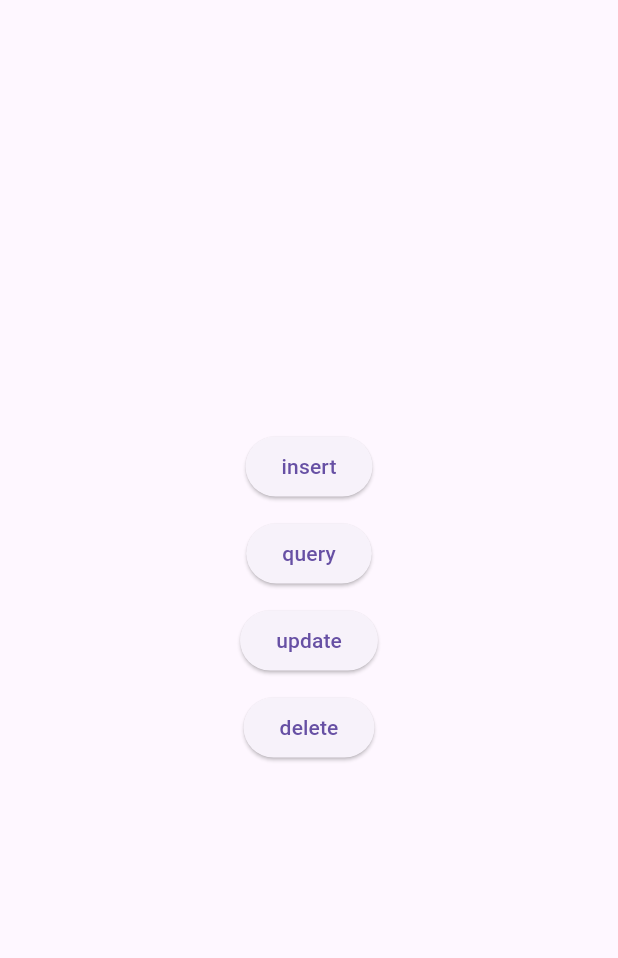
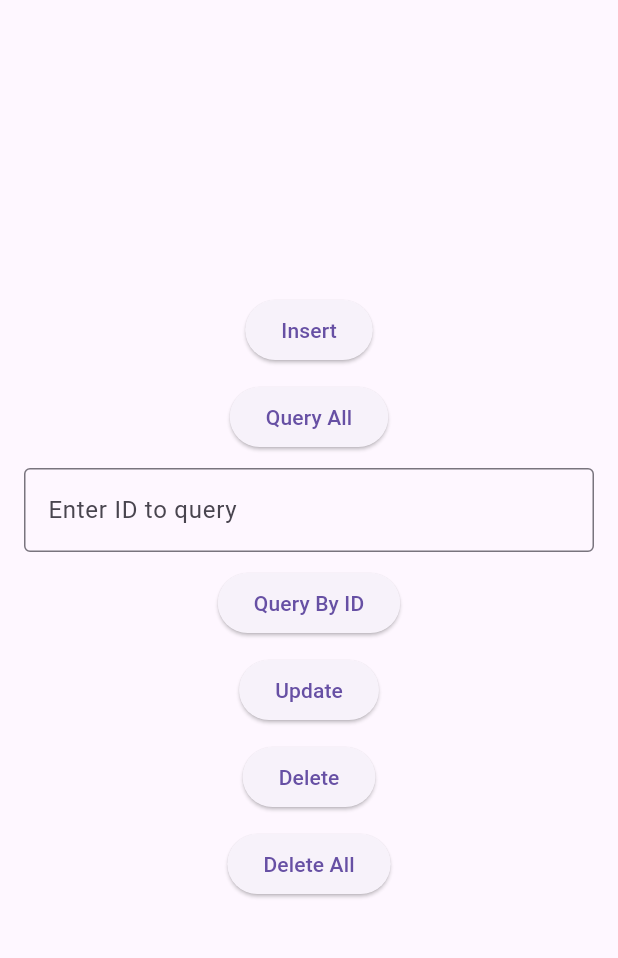
Before and after one commit to IvanJunyu/act9, a Flutter app: the screen it shows after launch, on a phone screen of 412 x 824 dp, the part 63-1021 px from its top. Run offline on Flutter 3.47's test engine with Material 3 defaults, Android fonts, the phone set to English and light mode, and no system bars; our stand-ins replace sqflite; accounts and stored records are empty.

Commit message:
finish project

```diff
--- a/cards/lib/main.dart
+++ b/cards/lib/main.dart
@@ -2,14 +2,17 @@ import 'package:flutter/material.dart';
 import 'database_helper.dart';
 
 final dbHelper = DatabaseHelper();
+
 Future<void> main() async {
   WidgetsFlutterBinding.ensureInitialized();
-// initialize the database
+  // Initialize the database
   await dbHelper.init();
   runApp(const MyApp());
 }
+
 class MyApp extends StatelessWidget {
   const MyApp({super.key});
+
   @override
   Widget build(BuildContext context) {
     return MaterialApp(
@@ -21,9 +24,18 @@ home: const MyHomePage(),
     );
   }
 }
-class MyHomePage extends StatelessWidget {
+
+class MyHomePage extends StatefulWidget {
   const MyHomePage({super.key});
-// homepage layout
+
+  @override
+  _MyHomePageState createState() => _MyHomePageState();
+}
+
+class _MyHomePageState extends State<MyHomePage> {
+  final TextEditingController _idController = TextEditingController();
+
+
   @override
   Widget build(BuildContext context) {
     return Scaffold(
@@ -31,63 +43,122 @@ appBar: AppBar(
         title: const Text('sqflite'),
       ),
       body: Center(
+        child: Padding(
+          padding: const EdgeInsets.all(16.0),
           child: Column(
             mainAxisAlignment: MainAxisAlignment.center,
             children: <Widget>[
               ElevatedButton(
                 onPressed: _insert,
-child: const Text('insert'),
+                child: const Text('Insert'),
               ),
               const SizedBox(height: 10),
               ElevatedButton(
                 onPressed: _query,
-child: const Text('query'),
+                child: const Text('Query All'),
+              ),
+              const SizedBox(height: 10),
+              TextField(
+                controller: _idController,
+                decoration: const InputDecoration(
+                  border: OutlineInputBorder(),
+                  labelText: 'Enter ID to query',
+                ),
+                keyboardType: TextInputType.number,
               ),
               const SizedBox(height: 10),
               ElevatedButton(
+                onPressed: _queryById,
+                child: const Text('Query By ID'),
+              ),
+
+              const SizedBox(height: 10),
+              ElevatedButton(
                 onPressed: _update,
-child: const Text('update'),
+                child: const Text('Update'),
               ),
               const SizedBox(height: 10),
               ElevatedButton(
                 onPressed: _delete,
-child: const Text('delete'),
+                child: const Text('Delete'),
+              ),
+              const SizedBox(height: 10),
+              ElevatedButton(
+                onPressed: _deleteAll,
+                child: const Text('Delete All'),
               ),
             ],
           ),
         ),
+      ),
     );
   }
+
   // Button onPressed methods
   void _insert() async {
-// row to insert
+    // Row to insert
     Map<String, dynamic> row = {
       DatabaseHelper.columnName: 'Bob',
-DatabaseHelper.columnAge: 23
+      DatabaseHelper.columnAge: 23,
     };
     final id = await dbHelper.insert(row);
-debugPrint('inserted row id: $id');
+    debugPrint('Inserted row id: $id');
   }
+
   void _query() async {
     final allRows = await dbHelper.queryAllRows();
-debugPrint('query all rows:');
+    debugPrint('Query all rows:');
     for (final row in allRows) {
       debugPrint(row.toString());
     }
   }
+
+  void _queryById() async {
+    final idText = _idController.text;
+    if (idText.isNotEmpty) {
+      final id = int.tryParse(idText);
+      if (id != null) {
+        final row = await dbHelper.queryById(id);
+        if (row != null) {
+          setState(() {
+            debugPrint (row.toString());
+          });
+        } else {
+          setState(() {
+            debugPrint ("no data");
+          });
+        }
+      } else {
+        setState(() {
+          debugPrint ("invalid id");
+        });
+      }
+    } else {
+      setState(() {
+        debugPrint ("enter an id");
+      });
+    }
+  }
+
   void _update() async {
-// row to update
+    // Row to update
     Map<String, dynamic> row = {
       DatabaseHelper.columnId: 1,
       DatabaseHelper.columnName: 'Mary',
-DatabaseHelper.columnAge: 32
+      DatabaseHelper.columnAge: 32,
     };
     final rowsAffected = await dbHelper.update(row);
-debugPrint('updated $rowsAffected row(s)');
+    debugPrint('Updated $rowsAffected row(s)');
   }
+
   void _delete() async {
     final id = await dbHelper.queryRowCount();
     final rowsDeleted = await dbHelper.delete(id);
-debugPrint('deleted $rowsDeleted row(s): row $id');
+    debugPrint('Deleted $rowsDeleted row(s): row $id');
+  }
+
+  void _deleteAll() async {
+    final rowsDeleted = await dbHelper.deleteAll();
+    debugPrint('Deleted $rowsDeleted row(s)');
   }
 }
```
Also changed, not shown: cards/lib/database_helper.dart (+38 -4 lines). Lines whose indentation alone changed are shown as unchanged.
